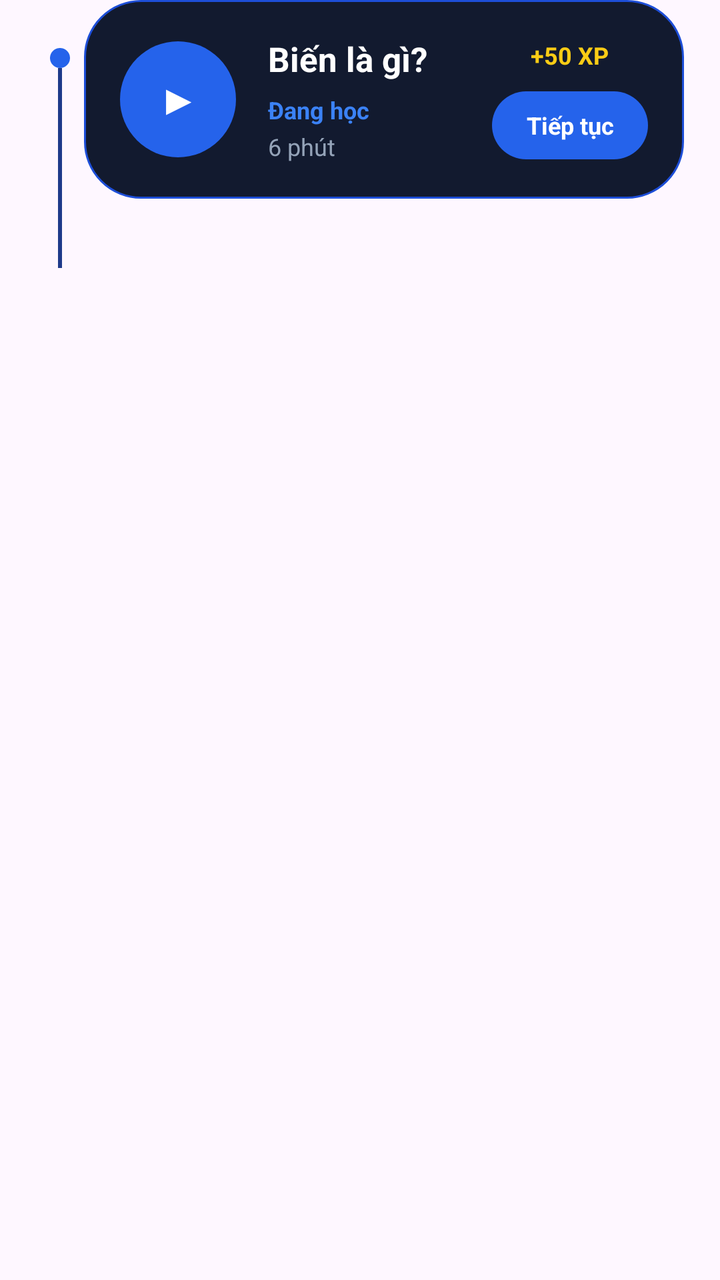
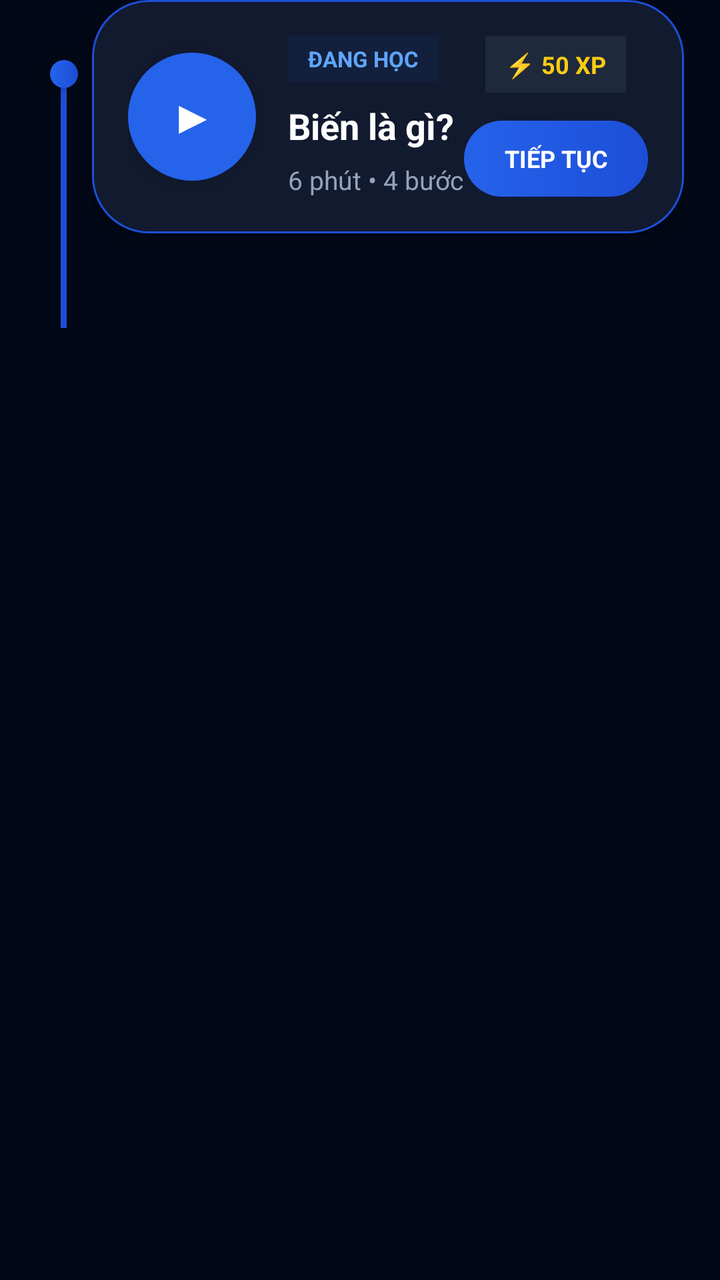

Screens rendered from an Android XML layout before and after an edit, with the pre-edit source and the edit as a unified diff.
<!-- AndroidManifest.xml: application theme Theme.Democode3 -->
<!-- res/layout/item_lesson_path.xml -->
<?xml version="1.0" encoding="utf-8"?>
<LinearLayout
    xmlns:android="http://schemas.android.com/apk/res/android"

    android:layout_width="match_parent"
    android:layout_height="wrap_content"

    android:orientation="horizontal"

    android:paddingStart="18dp"
    android:paddingEnd="18dp"

    android:layout_marginBottom="16dp">

    

    <LinearLayout
        android:layout_width="24dp"
        android:layout_height="match_parent"

        android:orientation="vertical"

        android:gravity="top|center_horizontal">

        

        <View
            android:id="@+id/viewDot"

            android:layout_width="10dp"
            android:layout_height="10dp"

            android:layout_marginTop="24dp"

            android:background="@drawable/bg_button_primary"/>

        

        <View
            android:id="@+id/viewLine"

            android:layout_width="2dp"
            android:layout_height="100dp"

            android:background="#1E3A8A"/>
    </LinearLayout>

    

    <LinearLayout
        android:id="@+id/layoutCard"

        android:layout_width="0dp"
        android:layout_height="wrap_content"

        android:layout_weight="1"

        android:orientation="horizontal"

        android:gravity="center_vertical"

        android:padding="18dp"

        android:background="@drawable/bg_card_primary">

        

        <LinearLayout
            android:id="@+id/layoutIcon"

            android:layout_width="58dp"
            android:layout_height="58dp"

            android:gravity="center"

            android:background="@drawable/bg_lesson_progress">

            <TextView
                android:id="@+id/txtLessonIcon"

                android:layout_width="wrap_content"
                android:layout_height="wrap_content"

                android:text="▶"

                android:textColor="@android:color/white"

                android:textStyle="bold"

                android:textSize="20sp"/>
        </LinearLayout>

        

        <LinearLayout
            android:layout_width="0dp"
            android:layout_height="wrap_content"

            android:layout_weight="1"

            android:layout_marginStart="16dp"

            android:orientation="vertical">

            

            <TextView
                android:id="@+id/txtTitle"

                android:layout_width="wrap_content"
                android:layout_height="wrap_content"

                android:text="Biến là gì?"

                android:textColor="@android:color/white"

                android:textStyle="bold"

                android:textSize="17sp"

                android:maxLines="2"/>

            

            <TextView
                android:id="@+id/txtStatus"

                android:layout_width="wrap_content"
                android:layout_height="wrap_content"

                android:text="Đang học"

                android:textColor="#3B82F6"

                android:textStyle="bold"

                android:textSize="12sp"

                android:layout_marginTop="6dp"/>

            

            <TextView
                android:id="@+id/txtSubtitle"

                android:layout_width="wrap_content"
                android:layout_height="wrap_content"

                android:text="6 phút"

                android:textColor="#94A3B8"

                android:textSize="12sp"

                android:layout_marginTop="2dp"/>
        </LinearLayout>

        

        <LinearLayout
            android:layout_width="wrap_content"
            android:layout_height="match_parent"

            android:orientation="vertical"

            android:gravity="center_horizontal|center_vertical">

            

            <TextView
                android:id="@+id/txtXp"

                android:layout_width="wrap_content"
                android:layout_height="wrap_content"

                android:text="+50 XP"

                android:textColor="#FACC15"

                android:textStyle="bold"

                android:textSize="12sp"/>

            

            <TextView
                android:id="@+id/btnStart"

                android:layout_width="78dp"
                android:layout_height="34dp"

                android:layout_marginTop="10dp"

                android:gravity="center"

                android:text="Tiếp tục"

                android:textColor="@android:color/white"

                android:textStyle="bold"

                android:textSize="12sp"

                android:background="@drawable/bg_button_primary"/>
        </LinearLayout>

    </LinearLayout>

</LinearLayout>
<!-- resources referenced by this layout -->
<resources>
  <!-- drawable bg_button_primary (drawable) -->
  <?xml version="1.0" encoding="utf-8"?>
  <shape
      xmlns:android="http://schemas.android.com/apk/res/android">
  
      <solid android:color="#2563EB"/>
  
      <corners android:radius="18dp"/>
  
  </shape>
  <!-- drawable bg_card_primary (drawable) -->
  <?xml version="1.0" encoding="utf-8"?>
  <shape
      xmlns:android="http://schemas.android.com/apk/res/android">
  
      <solid android:color="#121A2F"/>
  
      <stroke
          android:width="1dp"
          android:color="#1D4ED8"/>
  
      <corners android:radius="28dp"/>
  
  </shape>
  <!-- drawable bg_lesson_progress (drawable) -->
  <?xml version="1.0" encoding="utf-8"?>
  <shape
      xmlns:android="http://schemas.android.com/apk/res/android">
  
      <solid android:color="#2563EB"/>
  
      <corners android:radius="100dp"/>
  
  </shape>
  <style name="Theme.Democode3" parent="Base.Theme.Democode3" />
  <style name="Base.Theme.Democode3" parent="Theme.Material3.DayNight.NoActionBar">
          
          
      </style>
</resources>

<!-- the commit's change to res/layout/item_lesson_path.xml (unified diff, before → after) -->
@@ -10,12 +10,14 @@
     android:paddingStart="18dp"
     android:paddingEnd="18dp"
 
-    android:layout_marginBottom="16dp">
-
+    android:layout_marginBottom="18dp">
+
+    
+    
     
 
     <LinearLayout
-        android:layout_width="24dp"
+        android:layout_width="28dp"
         android:layout_height="match_parent"
 
         android:orientation="vertical"
@@ -24,27 +26,31 @@
 
         
 
-        <View
+        <LinearLayout
             android:id="@+id/viewDot"
 
-            android:layout_width="10dp"
-            android:layout_height="10dp"
-
-            android:layout_marginTop="24dp"
-
-            android:background="@drawable/bg_button_primary"/>
+            android:layout_width="14dp"
+            android:layout_height="14dp"
+
+            android:layout_marginTop="30dp"
+
+            android:background="@drawable/bg_button_primary"
+
+            android:elevation="6dp"/>
 
         
 
         <View
             android:id="@+id/viewLine"
 
-            android:layout_width="2dp"
-            android:layout_height="100dp"
-
-            android:background="#1E3A8A"/>
+            android:layout_width="3dp"
+            android:layout_height="120dp"
+
+            android:background="#1D4ED8"/>
     </LinearLayout>
 
+    
+    
     
 
     <LinearLayout
@@ -61,19 +67,25 @@
 
         android:padding="18dp"
 
-        android:background="@drawable/bg_card_primary">
-
+        android:background="@drawable/bg_card_primary"
+
+        android:elevation="8dp">
+
+        
+        
         
 
         <LinearLayout
             android:id="@+id/layoutIcon"
 
-            android:layout_width="58dp"
-            android:layout_height="58dp"
+            android:layout_width="64dp"
+            android:layout_height="64dp"
 
             android:gravity="center"
 
-            android:background="@drawable/bg_lesson_progress">
+            android:background="@drawable/bg_lesson_progress"
+
+            android:elevation="6dp">
 
             <TextView
                 android:id="@+id/txtLessonIcon"
@@ -87,9 +99,11 @@
 
                 android:textStyle="bold"
 
-                android:textSize="20sp"/>
+                android:textSize="22sp"/>
         </LinearLayout>
 
+        
+        
         
 
         <LinearLayout
@@ -105,6 +119,29 @@
             
 
             <TextView
+                android:id="@+id/txtStatus"
+
+                android:layout_width="wrap_content"
+                android:layout_height="wrap_content"
+
+                android:text="ĐANG HỌC"
+
+                android:textColor="#60A5FA"
+
+                android:textStyle="bold"
+
+                android:textSize="11sp"
+
+                android:background="#12203D"
+
+                android:paddingStart="10dp"
+                android:paddingEnd="10dp"
+                android:paddingTop="4dp"
+                android:paddingBottom="4dp"/>
+
+            
+
+            <TextView
                 android:id="@+id/txtTitle"
 
                 android:layout_width="wrap_content"
@@ -116,45 +153,31 @@
 
                 android:textStyle="bold"
 
-                android:textSize="17sp"
-
-                android:maxLines="2"/>
-
-            
-
-            <TextView
-                android:id="@+id/txtStatus"
-
-                android:layout_width="wrap_content"
-                android:layout_height="wrap_content"
-
-                android:text="Đang học"
-
-                android:textColor="#3B82F6"
-
-                android:textStyle="bold"
-
-                android:textSize="12sp"
+                android:textSize="18sp"
+
+                android:maxLines="2"
+
+                android:layout_marginTop="10dp"/>
+
+            
+
+            <TextView
+                android:id="@+id/txtSubtitle"
+
+                android:layout_width="wrap_content"
+                android:layout_height="wrap_content"
+
+                android:text="6 phút • 4 bước"
+
+                android:textColor="#94A3B8"
+
+                android:textSize="13sp"
 
                 android:layout_marginTop="6dp"/>
-
-            
-
-            <TextView
-                android:id="@+id/txtSubtitle"
-
-                android:layout_width="wrap_content"
-                android:layout_height="wrap_content"
-
-                android:text="6 phút"
-
-                android:textColor="#94A3B8"
-
-                android:textSize="12sp"
-
-                android:layout_marginTop="2dp"/>
         </LinearLayout>
 
+        
+        
         
 
         <LinearLayout
@@ -167,33 +190,45 @@
 
             
 
-            <TextView
-                android:id="@+id/txtXp"
-
-                android:layout_width="wrap_content"
-                android:layout_height="wrap_content"
-
-                android:text="+50 XP"
-
-                android:textColor="#FACC15"
-
-                android:textStyle="bold"
-
-                android:textSize="12sp"/>
+            <LinearLayout
+                android:layout_width="wrap_content"
+                android:layout_height="wrap_content"
+
+                android:background="#1E293B"
+
+                android:paddingStart="10dp"
+                android:paddingEnd="10dp"
+                android:paddingTop="6dp"
+                android:paddingBottom="6dp">
+
+                <TextView
+                    android:id="@+id/txtXp"
+
+                    android:layout_width="wrap_content"
+                    android:layout_height="wrap_content"
+
+                    android:text="⚡ 50 XP"
+
+                    android:textColor="#FACC15"
+
+                    android:textStyle="bold"
+
+                    android:textSize="12sp"/>
+            </LinearLayout>
 
             
 
             <TextView
                 android:id="@+id/btnStart"
 
-                android:layout_width="78dp"
-                android:layout_height="34dp"
-
-                android:layout_marginTop="10dp"
+                android:layout_width="92dp"
+                android:layout_height="38dp"
+
+                android:layout_marginTop="14dp"
 
                 android:gravity="center"
 
-                android:text="Tiếp tục"
+                android:text="TIẾP TỤC"
 
                 android:textColor="@android:color/white"
 
<!-- resource entries referenced after the edit -->
@@ -2,12 +2,14 @@
 <resources>
   <!-- drawable bg_button_primary (drawable) -->
   <?xml version="1.0" encoding="utf-8"?>
-  <shape
-      xmlns:android="http://schemas.android.com/apk/res/android">
+  <shape xmlns:android="http://schemas.android.com/apk/res/android">
   
-      <solid android:color="#2563EB"/>
+      <gradient
+          android:startColor="#2563EB"
+          android:endColor="#1D4ED8"
+          android:angle="0"/>
   
-      <corners android:radius="18dp"/>
+      <corners android:radius="20dp"/>
   
   </shape>
   <!-- drawable bg_card_primary (drawable) -->
@@ -36,8 +38,21 @@
   </shape>
   <style name="Theme.Democode3" parent="Base.Theme.Democode3" />
   <style name="Base.Theme.Democode3" parent="Theme.Material3.DayNight.NoActionBar">
+  
           
-          
+  
+          <item name="colorPrimary">
+              #2563EB
+          </item>
+  
+          <item name="colorSecondary">
+              #2563EB
+          </item>
+  
+          <item name="android:colorBackground">
+              #020817
+          </item>
+  
       </style>
 </resources>
 
